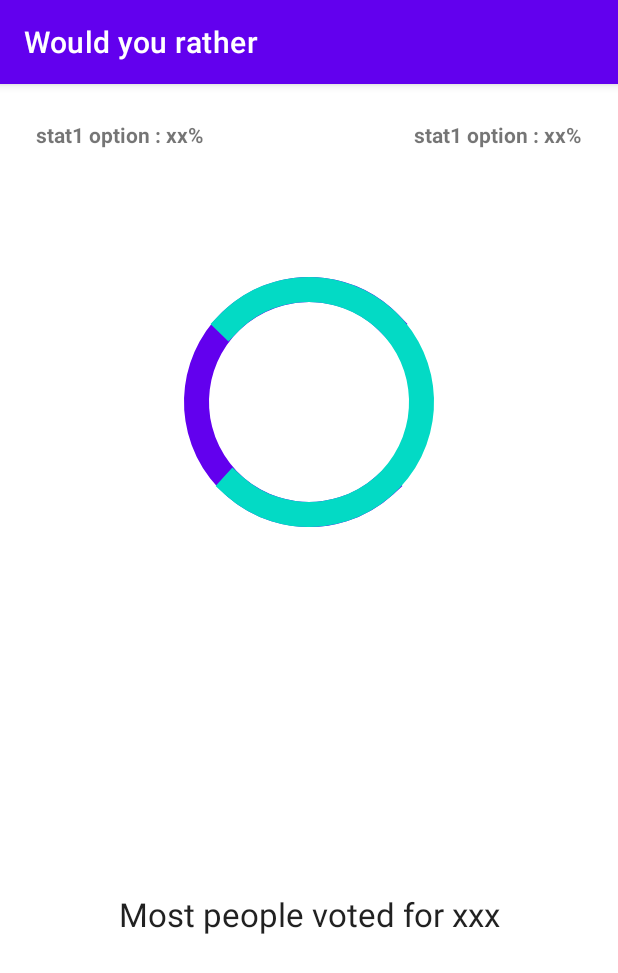
After one commit to Tarroook/Would-you-rather-android-app, an Android app: the ResultActivity screen opened directly, with no data from a screen before it, on a phone screen of 412 x 824 dp. The commit adds this screen. Shown: the top 973 px of the screen. Run offline under Robolectric (Android 15) with nearby library versions, the phone set to English and light mode, and no system bars.

Commit message:
Layout skeleton done

```diff
--- a/app/src/main/AndroidManifest.xml
+++ b/app/src/main/AndroidManifest.xml
@@ -11,6 +11,12 @@
         android:supportsRtl="true"
         android:theme="@style/Theme.WouldYouRather"
         tools:targetApi="31">
+        <activity
+            android:name=".ResultActivity"
+            android:exported="false" />
+        <activity
+            android:name=".WYRActivity"
+            android:exported="false" />
         <activity
             android:name=".ConnectionActivity"
             android:exported="false" />
--- /dev/null
+++ b/app/src/main/java/com/tarook/wouldyourather/ResultActivity.java
@@ -0,0 +1,14 @@
+package com.tarook.wouldyourather;
+
+import androidx.appcompat.app.AppCompatActivity;
+
+import android.os.Bundle;
+
+public class ResultActivity extends AppCompatActivity {
+
+    @Override
+    protected void onCreate(Bundle savedInstanceState) {
+        super.onCreate(savedInstanceState);
+        setContentView(R.layout.activity_result);
+    }
+}
--- /dev/null
+++ b/app/src/main/res/layout/activity_result.xml
@@ -0,0 +1,67 @@
+<?xml version="1.0" encoding="utf-8"?>
+<androidx.constraintlayout.widget.ConstraintLayout xmlns:android="http://schemas.android.com/apk/res/android"
+    xmlns:app="http://schemas.android.com/apk/res-auto"
+    xmlns:tools="http://schemas.android.com/tools"
+    android:layout_width="match_parent"
+    android:layout_height="match_parent"
+    tools:context=".ResultActivity">
+
+    <ProgressBar
+        android:id="@+id/stat1_bar"
+        style="?android:attr/progressBarStyle"
+        android:layout_width="200dp"
+        android:layout_height="224dp"
+        android:layout_marginTop="100dp"
+        android:indeterminateTint="@color/purple_500"
+        app:layout_constraintEnd_toEndOf="parent"
+        app:layout_constraintStart_toStartOf="parent"
+        app:layout_constraintTop_toTopOf="parent" />
+
+    <ProgressBar
+        android:id="@+id/stat2_bar"
+        style="?android:attr/progressBarStyle"
+        android:layout_width="200dp"
+        android:layout_height="224dp"
+        android:layout_marginTop="100dp"
+        android:scaleX="-1"
+        android:indeterminate="true"
+        android:indeterminateTintMode="src_atop"
+        android:indeterminateTint="@color/teal_200"
+        app:layout_constraintEnd_toEndOf="parent"
+        app:layout_constraintStart_toStartOf="parent"
+        app:layout_constraintTop_toTopOf="parent" />
+
+    <TextView
+        android:id="@+id/sentence_textview_results"
+        android:layout_width="wrap_content"
+        android:layout_height="wrap_content"
+        android:layout_marginBottom="200dp"
+        android:text="Most people voted for xxx"
+        android:textAppearance="@style/TextAppearance.AppCompat.Large"
+        app:layout_constraintBottom_toBottomOf="parent"
+        app:layout_constraintEnd_toEndOf="parent"
+        app:layout_constraintStart_toStartOf="parent" />
+
+    <TextView
+        android:id="@+id/stat1_textview_result"
+        android:layout_width="wrap_content"
+        android:layout_height="wrap_content"
+        android:layout_marginStart="24dp"
+        android:layout_marginTop="24dp"
+        android:text="stat1 option : xx%"
+        android:textStyle="bold"
+        app:layout_constraintStart_toStartOf="parent"
+        app:layout_constraintTop_toTopOf="parent" />
+
+    <TextView
+        android:id="@+id/stat2_textview_result"
+        android:layout_width="wrap_content"
+        android:layout_height="wrap_content"
+        android:layout_marginTop="24dp"
+        android:layout_marginEnd="24dp"
+        android:text="stat1 option : xx%"
+        android:textStyle="bold"
+        app:layout_constraintEnd_toEndOf="parent"
+        app:layout_constraintTop_toTopOf="parent" />
+
+</androidx.constraintlayout.widget.ConstraintLayout>
```
Also changed, not shown: app/src/main/java/com/tarook/wouldyourather/MainActivity.java (+18 -0 lines), app/src/main/java/com/tarook/wouldyourather/WYRActivity.java (added, +14 -0 lines), app/src/main/java/com/tarook/wouldyourather/model/Vote.java (added, +53 -0 lines), app/src/main/java/com/tarook/wouldyourather/util/SQLiteManager.java (+61 -1 lines), app/src/main/res/layout/activity_wyractivity.xml (added, +49 -0 lines).
